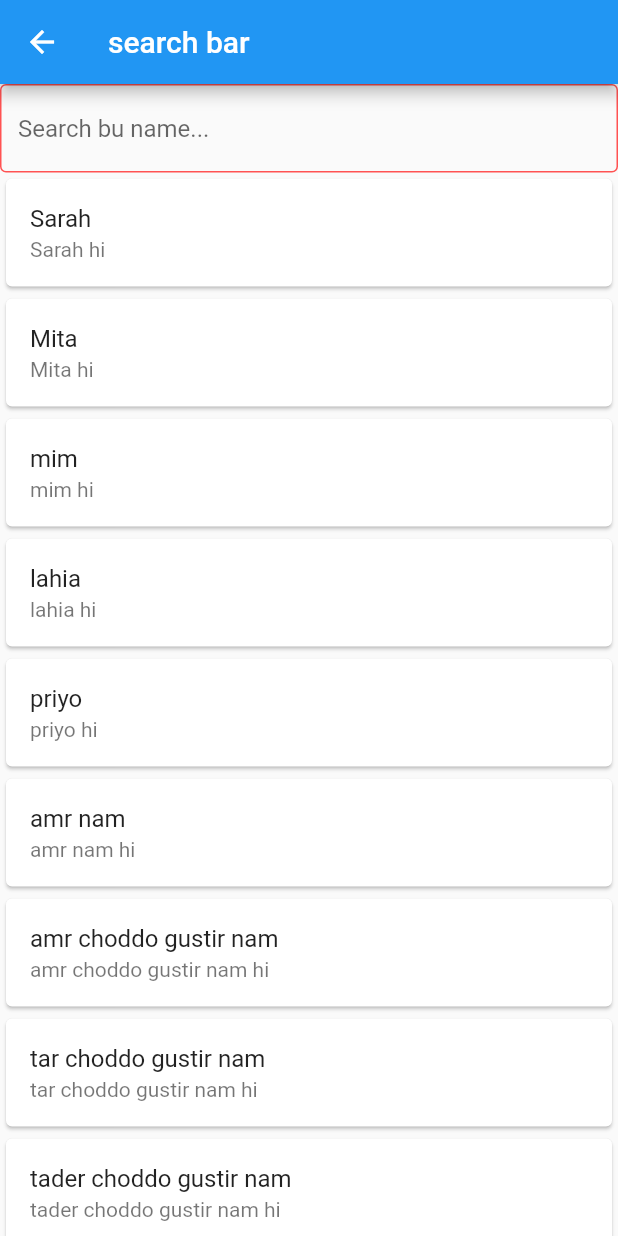
After one commit to Obaydullah-Hasib/vision2022, a Flutter app: the flutter_search_bar screen opened directly, on a phone screen of 412 x 824 dp. The commit adds this screen. Run offline on Flutter 3.47's test engine with Material 2 defaults, Android fonts, the phone set to English and light mode, and no system bars; our stand-ins replace curved_navigation_bar, math_expressions, share.

Commit message:
'searchDelegate'

```diff
--- /dev/null
+++ b/lib/day22/flutter_search_bar.dart
@@ -0,0 +1,76 @@
+import 'package:flutter/material.dart';
+
+class flutter_search_bar extends StatefulWidget {
+  const flutter_search_bar({Key? key}) : super(key: key);
+
+  @override
+  _flutter_search_barState createState() => _flutter_search_barState();
+}
+
+class _flutter_search_barState extends State<flutter_search_bar> {
+  List<String> student = [
+    'Sarah',
+    'Mita',
+    'mim',
+    'lahia',
+    'priyo',
+    'amr nam',
+    'amr choddo gustir nam',
+    'tar choddo gustir nam',
+    'tader choddo gustir nam',
+    'tar choddo gustir nam',
+  ];
+  @override
+  Widget build(BuildContext context) {
+    return Scaffold(
+      appBar: AppBar(
+        title: Text('search bar'),
+      ),
+      body: Column(
+        children: [
+          TextField(
+            decoration: InputDecoration(
+              hintText: 'Search bu name...',
+              focusedBorder: OutlineInputBorder(
+                borderSide: BorderSide(
+                  color: Colors.black38,
+                  width: 1,
+                ),
+              ),
+              enabledBorder: OutlineInputBorder(
+                borderSide: BorderSide(
+                  color: Colors.redAccent,
+                  width: 1,
+                ),
+              ),
+            ),
+            keyboardType: TextInputType.text,
+            onChanged: (String searchElement) {
+              setState(() {
+                student = student
+                    .where((element) => (element
+                        .toLowerCase()
+                        .contains(searchElement.toLowerCase())))
+                    .toList();
+              });
+            },
+          ),
+          Expanded(
+            child: Container(
+              child: ListView.builder(
+                  itemCount: student.length,
+                  itemBuilder: (context, index) {
+                    return Card(
+                      child: ListTile(
+                        title: Text(student[index]),
+                        subtitle: Text('${student[index]} hi'),
+                      ),
+                    );
+                  }),
+            ),
+          )
+        ],
+      ),
+    );
+  }
+}
--- a/pubspec.yaml
+++ b/pubspec.yaml
@@ -38,6 +38,7 @@ dependencies:
   url_launcher: ^6.0.17
   share: ^2.0.4
   math_expressions: ^2.2.0
+  image_picker: ^0.8.4+4
 
 dev_dependencies:
   flutter_test:
```
Also changed, not shown: lib/day20/calculator.dart (+23 -45 lines), lib/day22/flutter_search_delecate.dart (added, +123 -0 lines), lib/day22/imagePicker.dart (added, +48 -0 lines), lib/main.dart (+8 -6 lines), pubspec.lock.
